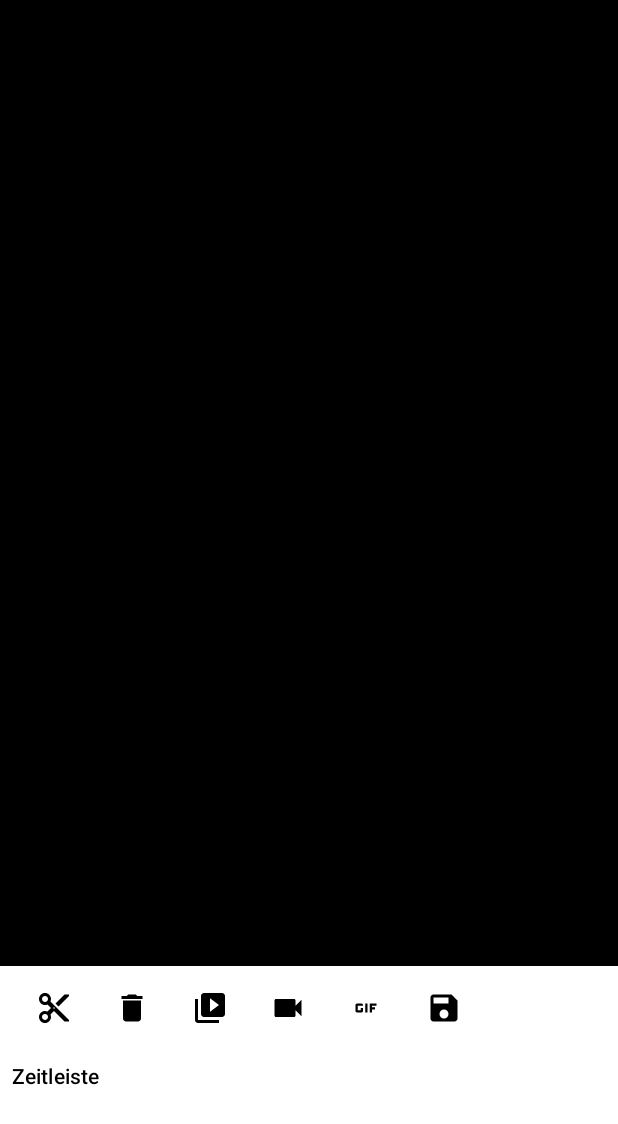
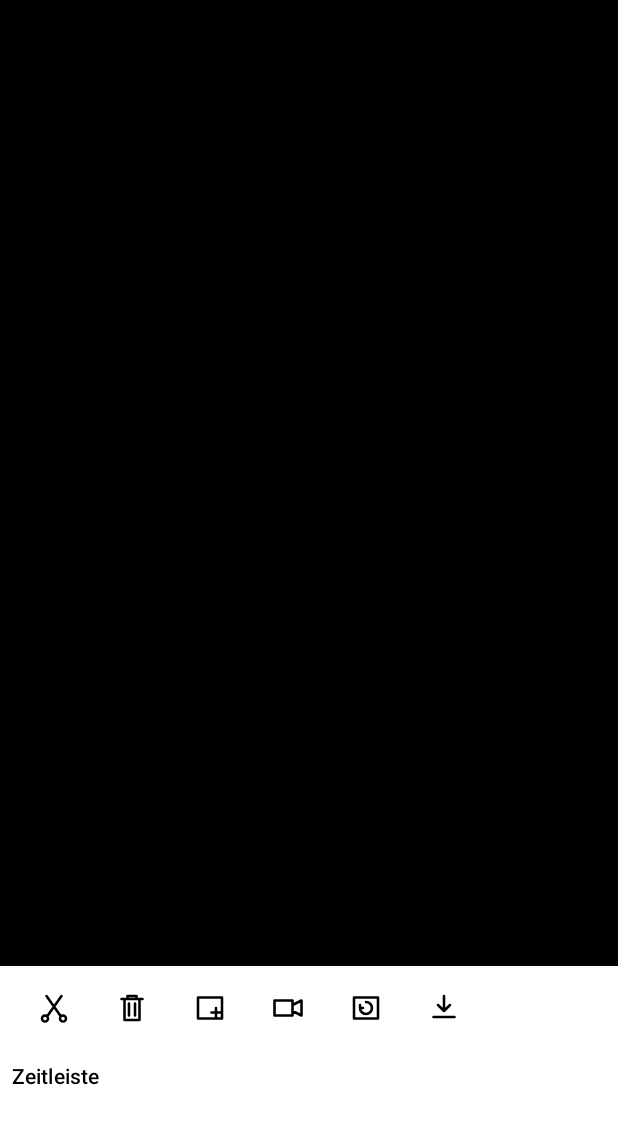
Before and after one commit to CarstenKeller/Video-Cutter, an Android app built with Jetpack Compose: the composable EditorScreen shown on its own in the app's theme, on a phone screen of 412 x 824 dp. Shown: the top 1124 px of the screen. Run offline under Robolectric (Android 15) with nearby library versions, the phone set to English and light mode, and no system bars.

Commit message:
Verkleinere APK (material-icons-extended entfernt), neues App-Icon, Design-Fix
- material-icons-extended war für ~66MB der >60MB-APK verantwortlich
  (alle ~12.000 Icons ungeschrumpft im Debug-Build); entfernt und durch
  10 eigene, schlanke Vektor-Icons ersetzt (IconActionButton nutzt jetzt
  @DrawableRes statt ImageVector)
- Design-Fix: hartkodiertes Color.Gray am Clip-Rahmen durch
  MaterialTheme.colorScheme.outline ersetzt
- Neues App-Icon: "geschnittener" Play-Button auf kräftigerem Blau
- plan.md/README.md aktualisiert

Co-Authored-By: Claude Sonnet 5 <noreply@anthropic.com>
Claude-Session: https://claude.ai/code/session_0188sYJUTvMg8Rk8xnsybCEa

```diff
--- a/app/src/main/java/com/carstenkeller/videocutter/ui/components/IconActionButton.kt
+++ b/app/src/main/java/com/carstenkeller/videocutter/ui/components/IconActionButton.kt
@@ -1,5 +1,6 @@
 package com.carstenkeller.videocutter.ui.components
 
+import androidx.annotation.DrawableRes
 import androidx.compose.material3.ExperimentalMaterial3Api
 import androidx.compose.material3.Icon
 import androidx.compose.material3.IconButton
@@ -12,16 +13,23 @@ import androidx.compose.material3.rememberTooltipState
 import androidx.compose.runtime.Composable
 import androidx.compose.ui.Modifier
 import androidx.compose.ui.graphics.Color
-import androidx.compose.ui.graphics.vector.ImageVector
+import androidx.compose.ui.res.painterResource
 
 /**
  * Icon-Button mit Tooltip (langes Antippen/Hover zeigt [label]), damit
  * Funktionsbuttons ohne ausgeschriebenen Text auskommen.
+ *
+ * Nimmt bewusst eine Drawable-Resource-ID statt eines Compose [ImageVector]
+ * aus `material-icons-extended` entgegen: diese Bibliothek allein hat die
+ * APK um ~65MB aufgebläht (alle ~12.000 Material-Icons in 5 Stilvarianten,
+ * in Debug-Builds ohne Minify komplett ungeschrumpft). Eigene, schlanke
+ * Vektor-Icons unter res/drawable/ic_*.xml kosten dagegen nur wenige hundert
+ * Byte pro Icon.
  */
 @OptIn(ExperimentalMaterial3Api::class)
 @Composable
 fun IconActionButton(
-    icon: ImageVector,
+    @DrawableRes icon: Int,
     label: String,
     onClick: () -> Unit,
     modifier: Modifier = Modifier,
@@ -35,7 +43,7 @@ fun IconActionButton(
         modifier = modifier,
     ) {
         IconButton(onClick = onClick, enabled = enabled) {
-            Icon(imageVector = icon, contentDescription = label, tint = tint)
+            Icon(painter = painterResource(id = icon), contentDescription = label, tint = tint)
         }
     }
 }
--- a/app/src/main/java/com/carstenkeller/videocutter/ui/components/TimelineToolbar.kt
+++ b/app/src/main/java/com/carstenkeller/videocutter/ui/components/TimelineToolbar.kt
@@ -6,16 +6,10 @@ import androidx.compose.foundation.layout.Row
 import androidx.compose.foundation.layout.fillMaxWidth
 import androidx.compose.foundation.layout.padding
 import androidx.compose.foundation.rememberScrollState
-import androidx.compose.material.icons.Icons
-import androidx.compose.material.icons.filled.ContentCut
-import androidx.compose.material.icons.filled.Delete
-import androidx.compose.material.icons.filled.Gif
-import androidx.compose.material.icons.filled.Save
-import androidx.compose.material.icons.filled.Videocam
-import androidx.compose.material.icons.filled.VideoLibrary
 import androidx.compose.runtime.Composable
 import androidx.compose.ui.Modifier
 import androidx.compose.ui.unit.dp
+import com.carstenkeller.videocutter.R
 
 @Composable
 fun TimelineToolbar(
@@ -34,11 +28,11 @@ fun TimelineToolbar(
             .padding(horizontal = 12.dp, vertical = 4.dp),
         horizontalArrangement = Arrangement.spacedBy(4.dp),
     ) {
-        IconActionButton(icon = Icons.Filled.ContentCut, label = "Schneiden", onClick = onSplit)
-        IconActionButton(icon = Icons.Filled.Delete, label = "Löschen", onClick = onDelete)
-        IconActionButton(icon = Icons.Filled.VideoLibrary, label = "Clip hinzufügen", onClick = onAddClip)
-        IconActionButton(icon = Icons.Filled.Videocam, label = "Aufnehmen", onClick = onRecordClip)
-        IconActionButton(icon = Icons.Filled.Gif, label = "Ausschnitt extrahieren", onClick = onQuickExtract)
-        IconActionButton(icon = Icons.Filled.Save, label = "Exportieren", onClick = onExport, enabled = exportEnabled)
+        IconActionButton(icon = R.drawable.ic_cut, label = "Schneiden", onClick = onSplit)
+        IconActionButton(icon = R.drawable.ic_delete, label = "Löschen", onClick = onDelete)
+        IconActionButton(icon = R.drawable.ic_add_clip, label = "Clip hinzufügen", onClick = onAddClip)
+        IconActionButton(icon = R.drawable.ic_videocam, label = "Aufnehmen", onClick = onRecordClip)
+        IconActionButton(icon = R.drawable.ic_gif, label = "Ausschnitt extrahieren", onClick = onQuickExtract)
+        IconActionButton(icon = R.drawable.ic_export, label = "Exportieren", onClick = onExport, enabled = exportEnabled)
     }
 }
--- /dev/null
+++ b/app/src/main/res/drawable/ic_add_clip.xml
@@ -0,0 +1,13 @@
+<vector xmlns:android="http://schemas.android.com/apk/res/android"
+    android:width="24dp"
+    android:height="24dp"
+    android:viewportWidth="24"
+    android:viewportHeight="24">
+    <path
+        android:pathData="M4,5 L20,5 L20,19 L4,19 Z M16,12 L16,18 M13,15 L19,15"
+        android:strokeColor="#FF000000"
+        android:strokeWidth="1.7"
+        android:strokeLineCap="round"
+        android:strokeLineJoin="round"
+        android:fillColor="@android:color/transparent" />
+</vector>
--- /dev/null
+++ b/app/src/main/res/drawable/ic_cut.xml
@@ -0,0 +1,13 @@
+<vector xmlns:android="http://schemas.android.com/apk/res/android"
+    android:width="24dp"
+    android:height="24dp"
+    android:viewportWidth="24"
+    android:viewportHeight="24">
+    <path
+        android:pathData="M7.5,17.5 L17,4 M16.5,17.5 L7,4 M4,19 A2,2 0 1,0 8,19 A2,2 0 1,0 4,19 M16,19 A2,2 0 1,0 20,19 A2,2 0 1,0 16,19"
+        android:strokeColor="#FF000000"
+        android:strokeWidth="1.7"
+        android:strokeLineCap="round"
+        android:strokeLineJoin="round"
+        android:fillColor="@android:color/transparent" />
+</vector>
--- /dev/null
+++ b/app/src/main/res/drawable/ic_delete.xml
@@ -0,0 +1,13 @@
+<vector xmlns:android="http://schemas.android.com/apk/res/android"
+    android:width="24dp"
+    android:height="24dp"
+    android:viewportWidth="24"
+    android:viewportHeight="24">
+    <path
+        android:pathData="M5,6 L19,6 M9,6 L9,4 L15,4 L15,6 M7,6 L7,20 L17,20 L17,6 M10,9 L10,17 M14,9 L14,17"
+        android:strokeColor="#FF000000"
+        android:strokeWidth="1.7"
+        android:strokeLineCap="round"
+        android:strokeLineJoin="round"
+        android:fillColor="@android:color/transparent" />
+</vector>
--- /dev/null
+++ b/app/src/main/res/drawable/ic_export.xml
@@ -0,0 +1,13 @@
+<vector xmlns:android="http://schemas.android.com/apk/res/android"
+    android:width="24dp"
+    android:height="24dp"
+    android:viewportWidth="24"
+    android:viewportHeight="24">
+    <path
+        android:pathData="M12,4 L12,14 M8,10 L12,14 L16,10 M5,18 L19,18"
+        android:strokeColor="#FF000000"
+        android:strokeWidth="1.7"
+        android:strokeLineCap="round"
+        android:strokeLineJoin="round"
+        android:fillColor="@android:color/transparent" />
+</vector>
--- /dev/null
+++ b/app/src/main/res/drawable/ic_gif.xml
@@ -0,0 +1,13 @@
+<vector xmlns:android="http://schemas.android.com/apk/res/android"
+    android:width="24dp"
+    android:height="24dp"
+    android:viewportWidth="24"
+    android:viewportHeight="24">
+    <path
+        android:pathData="M4,5 L20,5 L20,19 L4,19 Z M12,8 A4,4 0 1,1 8,12 M8,12 L10,12 M8,12 L8,10"
+        android:strokeColor="#FF000000"
+        android:strokeWidth="1.7"
+        android:strokeLineCap="round"
+        android:strokeLineJoin="round"
+        android:fillColor="@android:color/transparent" />
+</vector>
--- /dev/null
+++ b/app/src/main/res/drawable/ic_videocam.xml
@@ -0,0 +1,13 @@
+<vector xmlns:android="http://schemas.android.com/apk/res/android"
+    android:width="24dp"
+    android:height="24dp"
+    android:viewportWidth="24"
+    android:viewportHeight="24">
+    <path
+        android:pathData="M3,7 L15,7 L15,17 L3,17 Z M15,10 L21,7 L21,17 L15,14 Z"
+        android:strokeColor="#FF000000"
+        android:strokeWidth="1.7"
+        android:strokeLineCap="round"
+        android:strokeLineJoin="round"
+        android:fillColor="@android:color/transparent" />
+</vector>
--- a/app/src/main/res/values/colors.xml
+++ b/app/src/main/res/values/colors.xml
@@ -1,3 +1,3 @@
 <resources>
-    <color name="ic_launcher_background">#FF1E3A5F</color>
+    <color name="ic_launcher_background">#FF1565C0</color>
 </resources>
```
Also changed, not shown: app/build.gradle.kts (+6 -1 lines), app/src/main/java/com/carstenkeller/videocutter/record/CameraRecorderScreen.kt (+3 -5 lines), app/src/main/java/com/carstenkeller/videocutter/ui/components/TimelineView.kt (+4 -6 lines), app/src/main/res/drawable/ic_chevron_left.xml (added, +13 -0 lines), app/src/main/res/drawable/ic_chevron_right.xml (added, +13 -0 lines), app/src/main/res/drawable/ic_close.xml (added, +13 -0 lines), app/src/main/res/drawable/ic_flip_camera.xml (added, +13 -0 lines), app/src/main/res/drawable/ic_launcher_foreground.xml (+6 -1 lines), 2 other files.
